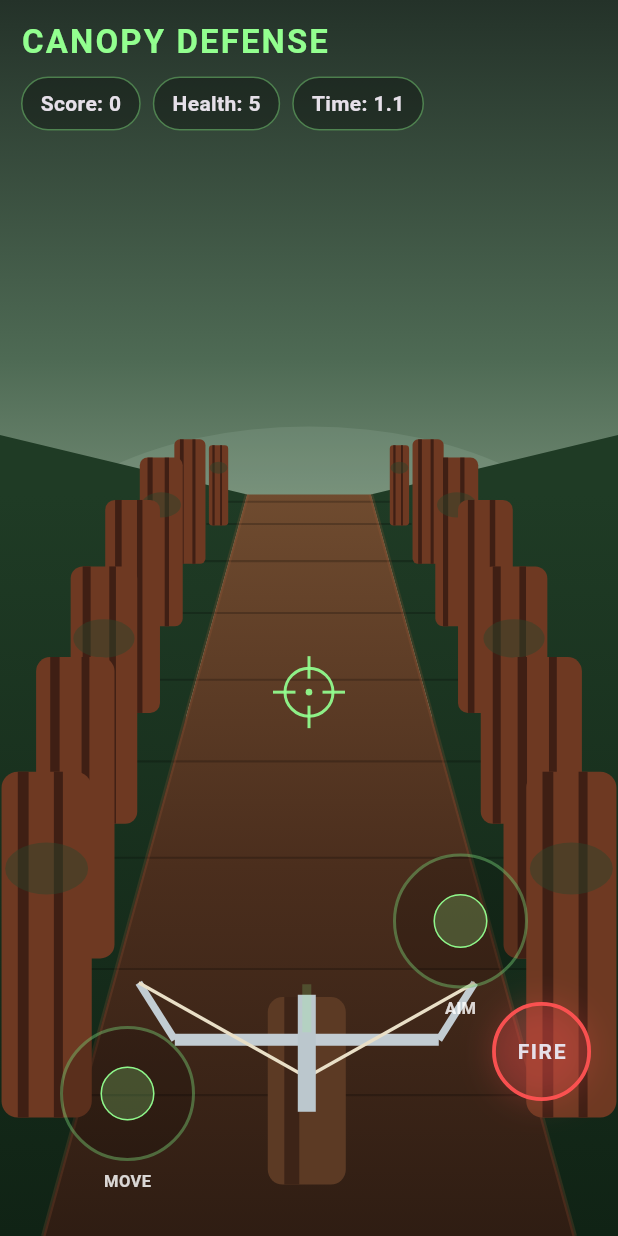
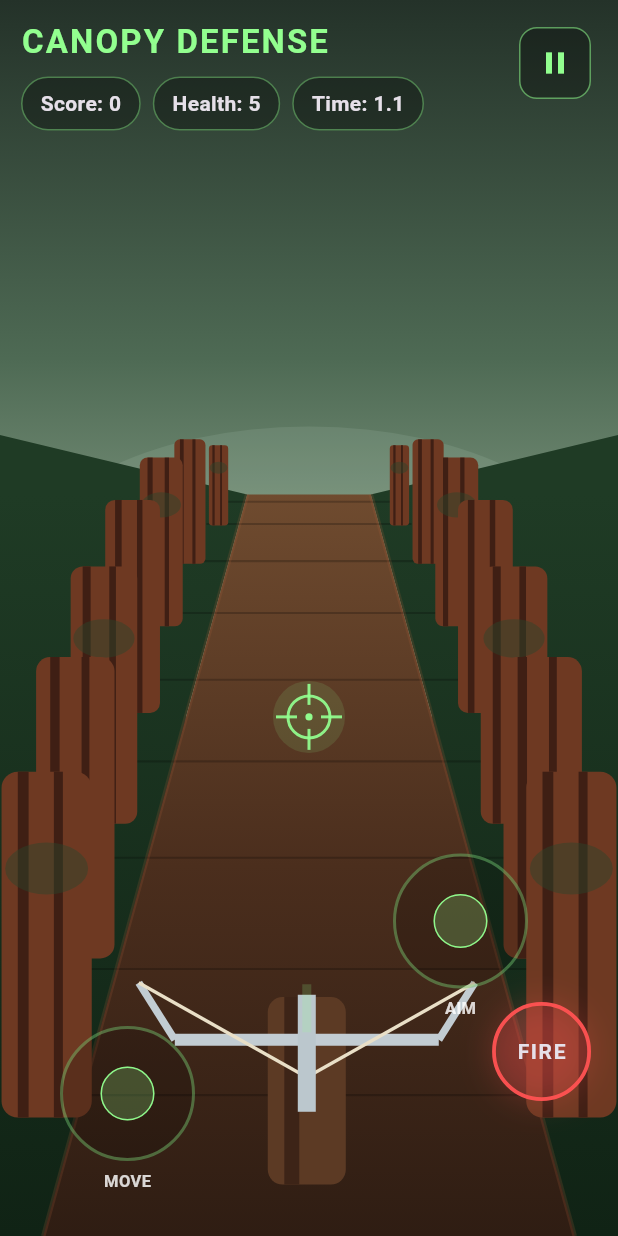
Before and after one commit to JvSlice/Revenge-Of-The-Wookiee, a Flutter app: the screen it shows after launch, after a tap on "START GAME", on a phone screen of 412 x 824 dp. Run offline on Flutter 3.47's test engine with Material 3 defaults, Android fonts, the phone set to English and light mode, and no system bars.

Commit message:
Update main.dart
added pause and fixed aiming

```diff
--- a/lib/main.dart
+++ b/lib/main.dart
@@ -22,19 +22,25 @@ class CanopyDefenseApp extends StatelessWidget {
 
 /// ============================================================
 /// HACKABLE CONSTANTS
-/// Change values here first to tune game feel.
+/// Tweak game feel here first.
 /// ============================================================
 class GameConfig {
+  // Game rules
   static const int maxHealth = 5;
   static const int winScore = 35;
 
+  // Movement / aim
   static const double moveSpeed = 4.2;
-  static const double aimSpeed = 4.8;
-  static const double aimClamp = 4.8;
+  static const double aimSpeed = 4.6;
+  static const double aimClamp = 4.0;
   static const double playerClamp = 4.4;
 
+  // Combat
   static const double fireCooldown = 0.24;
+  static const double shotToleranceBase = 0.42;
+  static const double shotToleranceNearBonus = 0.018;
 
+  // Spawning / enemies
   static const double spawnStart = 1.55;
   static const double spawnMin = 0.42;
   static const double spawnRampPerSecond = 0.014;
@@ -45,15 +51,15 @@ class GameConfig {
   static const double enemySpeedRamp = 0.04;
   static const double enemyLaneSpread = 3.8;
 
-  static const double shotToleranceBase = 0.40;
-  static const double shotToleranceNearBonus = 0.018;
+  // Aim visual tuning
+  static const double crosshairDepth = 16.0;
+  static const double crosshairY = 0.58;
 
+  // Colors
   static const Color accent = Color(0xFF92FF8F);
-
   static const Color redwoodDark = Color(0xFF3F1F14);
   static const Color redwoodMid = Color(0xFF6E3922);
   static const Color redwoodGlow = Color(0xFFA55B37);
-
   static const Color forestDark = Color(0xFF102315);
   static const Color forestMid = Color(0xFF1F3B25);
   static const Color mist = Color(0xFFBFD8C6);
@@ -62,6 +68,7 @@ class GameConfig {
 enum GameState {
   menu,
   playing,
+  paused,
   won,
   lost,
 }
@@ -94,8 +101,9 @@ class ShotTrace {
   double life = 0.08;
 }
 
-/// Simple reusable virtual stick state.
-/// Easy to expand later for vertical movement or turning.
+/// ============================================================
+/// SIMPLE VIRTUAL STICK
+/// ============================================================
 class StickState {
   int? pointerId;
   Offset center = Offset.zero;
@@ -145,6 +153,7 @@ class _GamePageState extends State<GamePage>
   double spawnInterval = GameConfig.spawnStart;
   double fireCooldownTimer = 0.0;
 
+  // World / aim state
   double playerX = 0.0;
   double aimX = 0.0;
   double bobTime = 0.0;
@@ -157,6 +166,7 @@ class _GamePageState extends State<GamePage>
 
   bool firePressed = false;
   Rect fireButtonRect = Rect.zero;
+  Rect pauseButtonRect = Rect.zero;
 
   @override
   void initState() {
@@ -202,6 +212,30 @@ class _GamePageState extends State<GamePage>
       bobTime = 0.0;
       enemies.clear();
       traces.clear();
+      leftStick.stop();
+      rightStick.stop();
+      firePressed = false;
+      _lastTick = Duration.zero;
+    });
+  }
+
+  void _togglePause() {
+    setState(() {
+      if (state == GameState.playing) {
+        state = GameState.paused;
+        leftStick.stop();
+        rightStick.stop();
+        firePressed = false;
+      } else if (state == GameState.paused) {
+        state = GameState.playing;
+        _lastTick = Duration.zero;
+      }
+    });
+  }
+
+  void _quitToMenu() {
+    setState(() {
+      state = GameState.menu;
       leftStick.stop();
       rightStick.stop();
       firePressed = false;
@@ -326,9 +360,14 @@ class _GamePageState extends State<GamePage>
 
     fireCooldownTimer = GameConfig.fireCooldown;
 
-    final start = Offset(size.width / 2, size.height * 0.86);
-    final end = Offset(_worldXToScreen(aimX, 16.0, size), size.height * 0.55);
-    traces.add(ShotTrace(start: start, end: end));
+    final crosshair = _crosshairScreenPosition(size);
+
+    traces.add(
+      ShotTrace(
+        start: Offset(size.width / 2, size.height * 0.86),
+        end: crosshair,
+      ),
+    );
 
     Enemy? best;
     double closest = double.infinity;
@@ -354,9 +393,15 @@ class _GamePageState extends State<GamePage>
   }
 
   void _handlePointerDown(PointerDownEvent event, Size size) {
+    final p = event.localPosition;
+
+    if (state == GameState.playing && pauseButtonRect.contains(p)) {
+      _togglePause();
+      return;
+    }
+
+    if (state == GameState.paused) return;
     if (state != GameState.playing) return;
-
-    final p = event.localPosition;
 
     if (fireButtonRect.contains(p)) {
       firePressed = true;
@@ -375,6 +420,8 @@ class _GamePageState extends State<GamePage>
   }
 
   void _handlePointerMove(PointerMoveEvent event) {
+    if (state != GameState.playing) return;
+
     if (event.pointer == leftStick.pointerId) {
       leftStick.update(event.localPosition);
     } else if (event.pointer == rightStick.pointerId) {
@@ -407,6 +454,13 @@ class _GamePageState extends State<GamePage>
     return (235 * perspective).clamp(12.0, 85.0);
   }
 
+  Offset _crosshairScreenPosition(Size size) {
+    return Offset(
+      _worldXToScreen(aimX, GameConfig.crosshairDepth, size),
+      size.height * GameConfig.crosshairY,
+    );
+  }
+
   Rect _calcFireButtonRect(Size size) {
     final double buttonSize = math.min(size.width * 0.16, 92);
     return Rect.fromLTWH(
@@ -417,6 +471,10 @@ class _GamePageState extends State<GamePage>
     );
   }
 
+  Rect _calcPauseButtonRect(Size size) {
+    return Rect.fromLTWH(size.width - 66, 18, 48, 48);
+  }
+
   @override
   Widget build(BuildContext context) {
     return Scaffold(
@@ -424,6 +482,7 @@ class _GamePageState extends State<GamePage>
         builder: (context, constraints) {
           final size = Size(constraints.maxWidth, constraints.maxHeight);
           fireButtonRect = _calcFireButtonRect(size);
+          pauseButtonRect = _calcPauseButtonRect(size);
 
           return Listener(
             onPointerDown: (e) => _handlePointerDown(e, size),
@@ -446,10 +505,13 @@ class _GamePageState extends State<GamePage>
                     worldXToScreen: _worldXToScreen,
                     enemyScreenY: _enemyScreenY,
                     enemyRadius: _enemyRadius,
+                    crosshairPosition: _crosshairScreenPosition(size),
                   ),
                 ),
-                if (state == GameState.playing) _buildHud(size),
+                if (state == GameState.playing || state == GameState.paused)
+                  _buildHud(size),
                 if (state == GameState.menu) _buildMenuOverlay(),
+                if (state == GameState.paused) _buildPauseOverlay(),
                 if (state == GameState.won || state == GameState.lost)
                   _buildEndOverlay(),
               ],
@@ -493,6 +555,25 @@ class _GamePageState extends State<GamePage>
                   ],
                 ),
               ],
+            ),
+          ),
+          Positioned(
+            right: 18,
+            top: 18,
+            child: Container(
+              width: 48,
+              height: 48,
+              decoration: BoxDecoration(
+                color: Colors.black.withValues(alpha: 0.30),
+                borderRadius: BorderRadius.circular(12),
+                border: Border.all(
+                  color: GameConfig.accent.withValues(alpha: 0.55),
+                ),
+              ),
+              child: Icon(
+                Icons.pause,
+                color: GameConfig.accent,
+              ),
             ),
           ),
           _buildStickVisual(
@@ -671,7 +752,7 @@ class _GamePageState extends State<GamePage>
               ),
               const SizedBox(height: 18),
               const Text(
-                'Left stick: move\nRight stick: aim\nFire button: shoot',
+                'Left stick: move\nRight stick: aim\nFire button: shoot\nPause button: top right',
                 textAlign: TextAlign.center,
               ),
               const SizedBox(height: 22),
@@ -682,6 +763,61 @@ class _GamePageState extends State<GamePage>
                   child: const Padding(
                     padding: EdgeInsets.symmetric(vertical: 12),
                     child: Text('START GAME'),
+                  ),
+                ),
+              ),
+            ],
+          ),
+        ),
+      ),
+    );
+  }
+
+  Widget _buildPauseOverlay() {
+    return Container(
+      color: Colors.black.withValues(alpha: 0.62),
+      child: Center(
+        child: Container(
+          width: 300,
+          padding: const EdgeInsets.all(22),
+          decoration: BoxDecoration(
+            color: const Color(0xFF10161C),
+            borderRadius: BorderRadius.circular(18),
+            border: Border.all(
+              color: GameConfig.accent.withValues(alpha: 0.5),
+            ),
+          ),
+          child: Column(
+            mainAxisSize: MainAxisSize.min,
+            children: [
+              Text(
+                'PAUSED',
+                style: TextStyle(
+                  fontSize: 28,
+                  fontWeight: FontWeight.bold,
+                  color: GameConfig.accent,
+                  letterSpacing: 1.4,
+                ),
+              ),
+              const SizedBox(height: 18),
+              SizedBox(
+                width: double.infinity,
+                child: ElevatedButton(
+                  onPressed: _togglePause,
+                  child: const Padding(
+                    padding: EdgeInsets.symmetric(vertical: 12),
+                    child: Text('RESUME'),
+                  ),
+                ),
+              ),
+              const SizedBox(height: 10),
+              SizedBox(
+                width: double.infinity,
+                child: ElevatedButton(
+                  onPressed: _quitToMenu,
+                  child: const Padding(
+                    padding: EdgeInsets.symmetric(vertical: 12),
+                    child: Text('QUIT TO MENU'),
                   ),
                 ),
               ),
@@ -777,6 +913,7 @@ class RedwoodPainter extends CustomPainter {
     required this.worldXToScreen,
     required this.enemyScreenY,
     required this.enemyRadius,
+    required this.crosshairPosition,
   });
 
   final Size size;
@@ -787,6 +924,7 @@ class RedwoodPainter extends CustomPainter {
   final double bobTime;
   final GameState state;
   final bool firePressed;
+  final Offset crosshairPosition;
 
   final double Function(double worldX, double distance, Size size)
       worldXToScreen;
@@ -799,7 +937,7 @@ class RedwoodPainter extends CustomPainter {
     _paintRedwoodHallway(canvas, size);
     _paintEnemies(canvas, size);
     _paintTraces(canvas);
-    _paintCrosshair(canvas, size);
+    _paintCrosshair(canvas);
     _paintWeapon(canvas, size);
   }
 
@@ -1059,25 +1197,31 @@ class RedwoodPainter extends CustomPainter {
     }
   }
 
-  void _paintCrosshair(Canvas canvas, Size size) {
+  void _paintCrosshair(Canvas canvas) {
     if (state == GameState.menu) return;
 
-    final double x = worldXToScreen(aimX - playerX * 0.12, 18.0, size);
-    final double y = size.height * 0.56;
+    final Offset c = crosshairPosition;
 
-    final Paint paint = Paint()
+    final glowPaint = Paint()
+      ..color = GameConfig.accent.withValues(alpha: 0.12)
+      ..style = PaintingStyle.fill;
+    canvas.drawCircle(c, 24, glowPaint);
+
+    final ringPaint = Paint()
       ..color = GameConfig.accent.withValues(alpha: 0.92)
       ..strokeWidth = 2
       ..style = PaintingStyle.stroke;
 
-    canvas.drawCircle(Offset(x, y), 16, paint);
-    canvas.drawLine(Offset(x - 24, y), Offset(x - 9, y), paint);
-    canvas.drawLine(Offset(x + 9, y), Offset(x + 24, y), paint);
-    canvas.drawLine(Offset(x, y - 24), Offset(x, y - 9), paint);
-    canvas.drawLine(Offset(x, y + 9), Offset(x, y + 24), paint);
+    canvas.drawCircle(c, 14, ringPaint);
+    canvas.drawLine(Offset(c.dx - 22, c.dy), Offset(c.dx - 8, c.dy), ringPaint);
+    canvas.drawLine(Offset(c.dx + 8, c.dy), Offset(c.dx + 22, c.dy), ringPaint);
+    canvas.drawLine(Offset(c.dx, c.dy - 22), Offset(c.dx, c.dy - 8), ringPaint);
+    canvas.drawLine(Offset(c.dx, c.dy + 8), Offset(c.dx, c.dy + 22), ringPaint);
 
-    paint.style = PaintingStyle.fill;
-    canvas.drawCircle(Offset(x, y), 2.2, paint);
+    final centerDot = Paint()
+      ..color = GameConfig.accent.withValues(alpha: 0.98)
+      ..style = PaintingStyle.fill;
+    canvas.drawCircle(c, 2.4, centerDot);
   }
 
   void _paintWeapon(Canvas canvas, Size size) {
```
